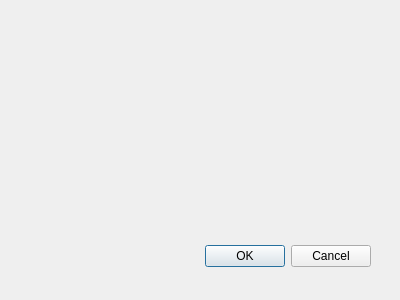
Old version of the form plugin_exporter/plugin_exporter_dialog_base.ui in the repository Scriptbash/PluginExporter.
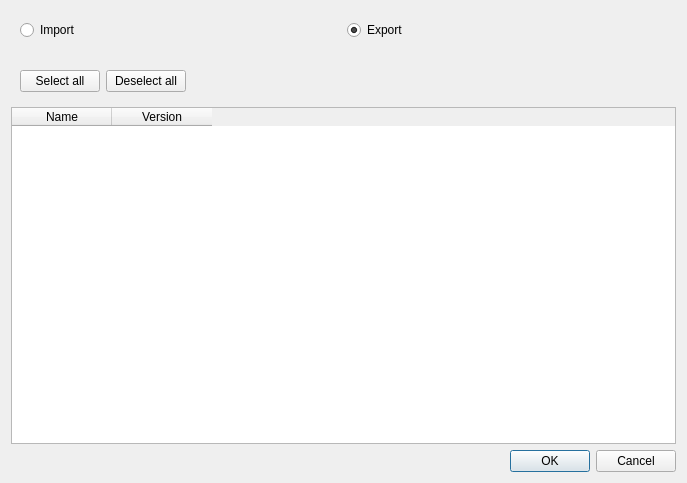
New version of the form. Custom widgets are drawn as their Qt base class.

```diff
--- a/plugin_exporter/plugin_exporter_dialog_base.ui
+++ b/plugin_exporter/plugin_exporter_dialog_base.ui
@@ -1,34 +1,110 @@
 <ui version="4.0" >
  <class>PluginExporterDialogBase</class>
- <widget class="QDialog" name="PluginExporterDialogBase" >
-  <property name="geometry" >
+ <widget class="QDialog" name="PluginExporterDialogBase">
+  <property name="geometry">
    <rect>
     <x>0</x>
     <y>0</y>
-    <width>400</width>
-    <height>300</height>
+    <width>687</width>
+    <height>483</height>
    </rect>
   </property>
   <property name="windowTitle" >
    <string>Plugin Exporter</string>
   </property>
-  <widget class="QDialogButtonBox" name="button_box" >
-   <property name="geometry" >
-    <rect>
-     <x>30</x>
-     <y>240</y>
-     <width>341</width>
-     <height>32</height>
-    </rect>
-   </property>
-   <property name="orientation" >
-    <enum>Qt::Horizontal</enum>
-   </property>
-   <property name="standardButtons" >
-    <set>QDialogButtonBox::Cancel|QDialogButtonBox::Ok</set>
-   </property>
-  </widget>
+  <layout class="QGridLayout" name="gridLayout_3">
+   <item row="4" column="0">
+    <widget class="QTableWidget" name="tableWidget">
+     <column>
+      <property name="text">
+       <string>Name</string>
+      </property>
+     </column>
+     <column>
+      <property name="text">
+       <string>Version</string>
+      </property>
+     </column>
+    </widget>
+   </item>
+   <item row="3" column="0">
+    <widget class="QWidget" name="widget_2" native="true">
+     <layout class="QGridLayout" name="gridLayout">
+      <item row="0" column="1">
+       <widget class="QPushButton" name="pushButton_2">
+        <property name="text">
+         <string>Deselect all</string>
+        </property>
+       </widget>
+      </item>
+      <item row="0" column="0">
+       <widget class="QPushButton" name="pushButton">
+        <property name="text">
+         <string>Select all</string>
+        </property>
+       </widget>
+      </item>
+      <item row="0" column="2">
+       <spacer name="horizontalSpacer">
+        <property name="orientation">
+         <enum>Qt::Horizontal</enum>
+        </property>
+        <property name="sizeHint" stdset="0">
+         <size>
+          <width>40</width>
+          <height>20</height>
+         </size>
+        </property>
+       </spacer>
+      </item>
+     </layout>
+    </widget>
+   </item>
+   <item row="1" column="0">
+    <widget class="QgsFileWidget" name="mQgsFileWidget"/>
+   </item>
+   <item row="0" column="0">
+    <widget class="QWidget" name="widget" native="true">
+     <layout class="QGridLayout" name="gridLayout_2">
+      <item row="0" column="1">
+       <widget class="QRadioButton" name="radioButton_2">
+        <property name="text">
+         <string>Export</string>
+        </property>
+        <property name="checked">
+         <bool>true</bool>
+        </property>
+       </widget>
+      </item>
+      <item row="0" column="0">
+       <widget class="QRadioButton" name="radioButton">
+        <property name="text">
+         <string>Import</string>
+        </property>
+       </widget>
+      </item>
+     </layout>
+    </widget>
+   </item>
+   <item row="5" column="0">
+    <widget class="QDialogButtonBox" name="button_box">
+     <property name="orientation">
+      <enum>Qt::Horizontal</enum>
+     </property>
+     <property name="standardButtons">
+      <set>QDialogButtonBox::Cancel|QDialogButtonBox::Ok</set>
+     </property>
+    </widget>
+   </item>
+  </layout>
  </widget>
+ <customwidgets>
+  <customwidget>
+   <class>QgsFileWidget</class>
+   <extends>QWidget</extends>
+   <header>qgsfilewidget.h</header>
+  </customwidget>
+ </customwidgets>
  <resources/>
  <connections>
   <connection>
```
Left out of the diff: 29 changed lines with no effect on the pictures.
